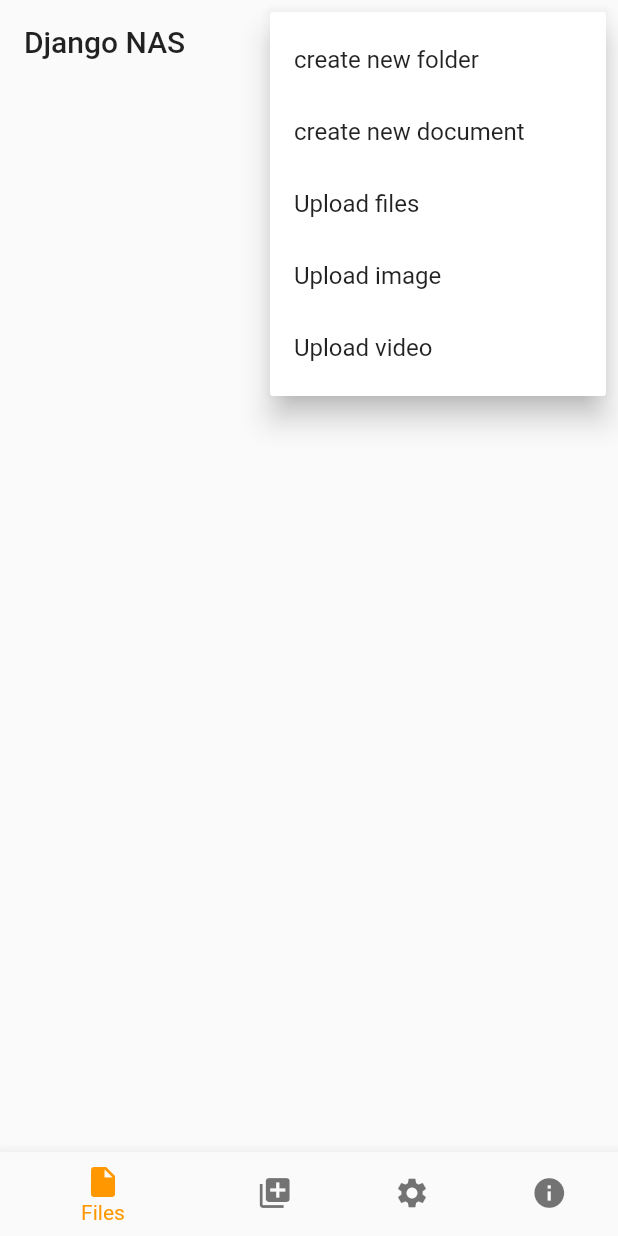
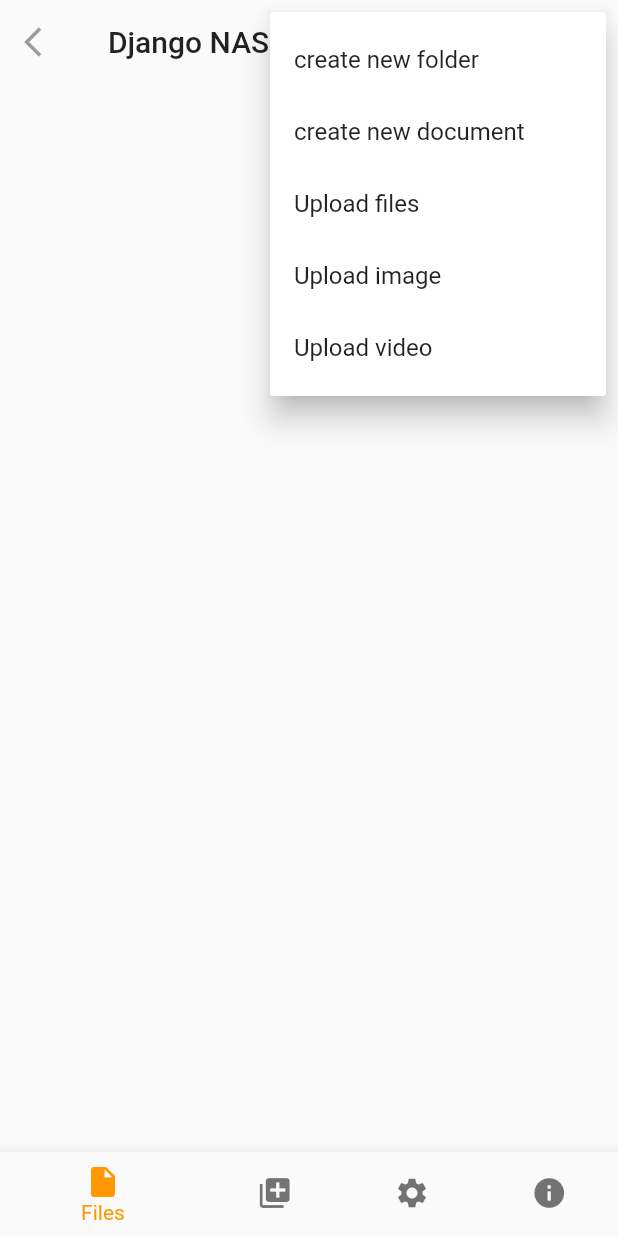
Before and after one commit to sirily11/django-nas-mobile, a Flutter app: the screen it shows after launch, after a tap on the "add" icon, on a phone screen of 412 x 824 dp. Run offline on Flutter 3.47's test engine with Material 2 defaults, Android fonts, the phone set to English and light mode, and no system bars; our stand-ins replace charts_flutter, chewie, dio, file_picker, flutter_slidable, hive and 6 more; missing offline and left inert: zefyr; accounts and stored records are empty; network calls fail.

Commit message:
fixed bugs

```diff
--- a/lib/home/HomePage.dart
+++ b/lib/home/HomePage.dart
@@ -84,7 +84,7 @@
 
     return Scaffold(
       appBar: AppBar(
-        leading: widget.folderID != null
+        leading: widget.folderID != null && selectionProvider.currentIndex == 0
             ? IconButton(
                 color: Theme.of(context).textTheme.button.color,
                 onPressed: () async {
@@ -95,7 +95,11 @@
                 },
                 icon: Icon(Icons.arrow_back_ios),
               )
-            : null,
+            : IconButton(
+                color: Theme.of(context).textTheme.button.color,
+                onPressed: null,
+                icon: Icon(Icons.arrow_back_ios),
+              ),
         actions: <Widget>[
           IconButton(
             color: Theme.of(context).textTheme.button.color,
@@ -125,8 +129,26 @@
         ),
       ),
       body: body,
-      bottomNavigationBar: Platform.isIOS || Platform.isAndroid
-          ? BottomNavigationBar(
+      bottomNavigationBar: PlatformWidget(
+        desktop: Container(
+          height: 0,
+        ),
+        mobile: MobileButtonNavigationBar(),
+        largeScreen: Container(
+          height: 0,
+        ),
+      ),
+    );
+  }
+}
+
+class MobileButtonNavigationBar extends StatelessWidget {
+  const MobileButtonNavigationBar({Key key}) : super(key: key);
+
+  @override
+  Widget build(BuildContext context) {
+    SelectionProvider selectionProvider = Provider.of(context);
+    return BottomNavigationBar(
       unselectedItemColor: Theme.of(context).unselectedWidgetColor,
       selectedItemColor: Theme.of(context).primaryColor,
       currentIndex: selectionProvider.currentIndex,
@@ -151,8 +173,6 @@
           icon: Icon(Icons.info),
         )
       ],
-            )
-          : null,
     );
   }
 }
--- a/lib/home/PlatformWidgets/DesktopGrid.dart
+++ b/lib/home/PlatformWidgets/DesktopGrid.dart
@@ -20,7 +20,7 @@
           currentFolder.folders.length +
           currentFolder.files.length;
     }
-    int numberPerRow = (MediaQuery.of(context).size.width / 170).round();
+    int numberPerRow = (MediaQuery.of(context).size.height / 400).round();
 
     return AnimatedSwitcher(
       duration: Duration(milliseconds: 100),
@@ -30,8 +30,7 @@
               child: StaggeredGridView.countBuilder(
                 itemCount: length,
                 crossAxisCount: 10,
-                staggeredTileBuilder: (int index) =>
-                    new StaggeredTile.count(2, 2),
+                staggeredTileBuilder: (int index) => new StaggeredTile.fit(2),
                 itemBuilder: (context, index) {
                   if (index >= 0 && index < currentFolder.folders.length) {
                     return DesktopFolderItem(
--- a/lib/home/PlatformWidgets/DesktopSidebar.dart
+++ b/lib/home/PlatformWidgets/DesktopSidebar.dart
@@ -15,8 +15,6 @@
 
     return Hero(
       tag: Key("sidebar"),
-      child: Padding(
-        padding: const EdgeInsets.only(right: 10),
       child: ListView(
         children: ["Home", "Transfer", "Settings", "Info"]
             .asMap()
@@ -51,7 +49,6 @@
             .values
             .toList(),
       ),
-      ),
     );
   }
 }
--- a/lib/home/PlatformWidgets/components/DesktopItem.dart
+++ b/lib/home/PlatformWidgets/components/DesktopItem.dart
@@ -64,7 +64,7 @@
           controller.selectedElement = null;
           provider.isLoading = true;
           Navigator.of(context).push(
-            CupertinoPageRoute(builder: (ctx) {
+            MaterialPageRoute(builder: (ctx) {
               return HomePage(
                 folderID: folder.id,
                 name: folder.name,
@@ -194,6 +194,8 @@
                     _renderIcon(path: file.file),
                     Text(
                       "${p.basename(file.filename)}",
+                      softWrap: true,
+                      overflow: TextOverflow.clip,
                       textAlign: TextAlign.center,
                     ),
                     Text(
@@ -235,7 +237,7 @@
       child: GestureDetector(
         onDoubleTap: () {
           Navigator.of(context).push(
-            CupertinoPageRoute(builder: (ctx) {
+            MaterialPageRoute(builder: (ctx) {
               return EditorView(
                 id: document.id,
                 name: document.name,
--- a/lib/models/UploadDownloadProvider.dart
+++ b/lib/models/UploadDownloadProvider.dart
@@ -13,6 +13,21 @@
   int parent;
   bool isDone = false;
   bool isUpload;
+  int total = 0;
+  int current = 0;
+  double _speed = 0;
+  DateTime _time = DateTime.now();
+
+  set speed(double difference) {
+    DateTime now = DateTime.now();
+    Duration duration = now.difference(_time);
+    _time = now;
+    _speed = (difference / duration.inMicroseconds) * 100000;
+  }
+
+  double get speed => _speed;
+
+  computeSpeed() {}
   UploadDownloadItem(
       {this.file,
       this.progress,
@@ -77,6 +92,9 @@
       notifyListeners();
       await networkProvider.download(url, savePath,
           onReceiveProgress: (received, total) {
+        item.total = total;
+        item.speed = (received - item.current).toDouble();
+        item.current = received;
         double progress = (received / total);
         item.progress = progress;
         notifyListeners();
@@ -114,7 +132,9 @@
             url: fileUrl, baseURL: baseURL, networkProvider: networkProvider)
         .create<NasFile>(data, callback: (count, total) {
       double progress = (count / total);
-
+      item.total = total;
+      item.speed = (count - item.current).toDouble();
+      item.current = count;
       item.progress = progress;
       notifyListeners();
     });
```
Also changed, not shown: lib/home/PlatformWidgets/components/DesktopToolbar.dart (+45 -9 lines), lib/home/Row.dart (+6 -20 lines), lib/home/views/EditorView.dart (+31 -4 lines), lib/home/views/ImageView.dart (+55 -5 lines), lib/models/NasProvider.dart (+9 -4 lines), lib/models/utils.dart (+45 -5 lines), lib/upload/UploadPage.dart (+23 -8 lines), 1 other file. Lines whose indentation alone changed are shown as unchanged.
